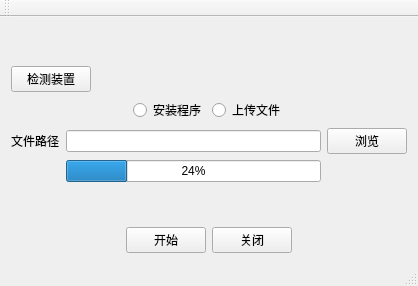
Above: upgrade_tool/adb_tool.ui from shi-jq/LINKS004-YRFID-PC-CPlus before the change. Below: the same form after it.
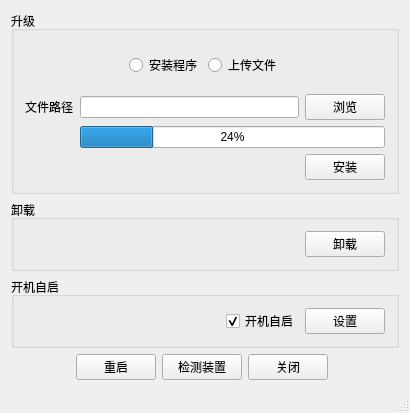
That is the form after the change.

Commit message: 修改固件升级

What changed in the file:
```diff
--- a/upgrade_tool/adb_tool.ui
+++ b/upgrade_tool/adb_tool.ui
@@ -6,29 +6,23 @@
    <rect>
     <x>0</x>
     <y>0</y>
-    <width>418</width>
-    <height>286</height>
+    <width>410</width>
+    <height>355</height>
    </rect>
   </property>
   <property name="windowTitle">
    <string>adb_tool</string>
   </property>
   <widget class="QWidget" name="centralWidget">
-   <layout class="QGridLayout" name="gridLayout_2">
-    <item row="0" column="1">
-     <spacer name="verticalSpacer_2">
-      <property name="orientation">
-       <enum>Qt::Vertical</enum>
-      </property>
-      <property name="sizeHint" stdset="0">
-       <size>
-        <width>20</width>
-        <height>40</height>
-       </size>
-      </property>
-     </spacer>
-    </item>
+   <layout class="QGridLayout" name="gridLayout_5">
     <item row="2" column="0" colspan="2">
+     <widget class="QGroupBox" name="groupBox">
+      <property name="title">
+       <string>升级</string>
+      </property>
+      <layout class="QGridLayout" name="gridLayout_2">
+       <item row="0" column="0">
+        <widget class="QWidget" name="installtypewdg" native="true">
      <layout class="QHBoxLayout" name="horizontalLayout_3">
       <item>
        <spacer name="horizontalSpacer_5">
@@ -71,16 +65,10 @@
        </spacer>
       </item>
      </layout>
-    </item>
-    <item row="3" column="0" colspan="2">
+        </widget>
+       </item>
+       <item row="1" column="0">
      <layout class="QGridLayout" name="gridLayout">
-      <item row="0" column="0">
-       <widget class="QLabel" name="pathtext">
-        <property name="text">
-         <string>文件路径</string>
-        </property>
-       </widget>
-      </item>
       <item row="0" column="1">
        <widget class="QLineEdit" name="pathtEdit"/>
       </item>
@@ -91,7 +79,14 @@
         </property>
        </widget>
       </item>
-      <item row="1" column="1">
+         <item row="0" column="0">
+          <widget class="QLabel" name="pathtext">
+           <property name="text">
+            <string>文件路径</string>
+           </property>
+          </widget>
+         </item>
+         <item row="2" column="1" colspan="2">
        <widget class="QProgressBar" name="progressBar">
         <property name="value">
          <number>24</number>
@@ -100,20 +95,105 @@
       </item>
      </layout>
     </item>
-    <item row="4" column="1">
-     <spacer name="verticalSpacer">
+       <item row="2" column="0">
+        <layout class="QHBoxLayout" name="horizontalLayout_4">
+         <item>
+          <spacer name="horizontalSpacer_3">
       <property name="orientation">
-       <enum>Qt::Vertical</enum>
+            <enum>Qt::Horizontal</enum>
       </property>
       <property name="sizeHint" stdset="0">
        <size>
-        <width>20</width>
-        <height>40</height>
+             <width>40</width>
+             <height>20</height>
        </size>
       </property>
      </spacer>
     </item>
-    <item row="5" column="0" colspan="2">
+         <item>
+          <widget class="QPushButton" name="startButton">
+           <property name="text">
+            <string>安装</string>
+           </property>
+          </widget>
+         </item>
+        </layout>
+       </item>
+      </layout>
+     </widget>
+    </item>
+    <item row="3" column="0" colspan="2">
+     <widget class="QGroupBox" name="groupBox_2">
+      <property name="title">
+       <string>卸载</string>
+      </property>
+      <layout class="QGridLayout" name="gridLayout_3">
+       <item row="0" column="0">
+        <spacer name="horizontalSpacer_6">
+         <property name="orientation">
+          <enum>Qt::Horizontal</enum>
+         </property>
+         <property name="sizeHint" stdset="0">
+          <size>
+           <width>288</width>
+           <height>20</height>
+          </size>
+         </property>
+        </spacer>
+       </item>
+       <item row="0" column="1">
+        <widget class="QPushButton" name="uninstallBtn">
+         <property name="text">
+          <string>卸载</string>
+         </property>
+        </widget>
+       </item>
+      </layout>
+     </widget>
+    </item>
+    <item row="4" column="0" colspan="2">
+     <widget class="QGroupBox" name="groupBox_3">
+      <property name="title">
+       <string>开机自启</string>
+      </property>
+      <layout class="QGridLayout" name="gridLayout_4">
+       <item row="0" column="1">
+        <widget class="QCheckBox" name="bootCkb">
+         <property name="text">
+          <string>开机自启</string>
+         </property>
+         <property name="checked">
+          <bool>true</bool>
+         </property>
+        </widget>
+       </item>
+       <item row="0" column="2">
+        <widget class="QPushButton" name="setbootBtn">
+         <property name="text">
+          <string>设置</string>
+         </property>
+        </widget>
+       </item>
+       <item row="0" column="0">
+        <spacer name="horizontalSpacer_8">
+         <property name="orientation">
+          <enum>Qt::Horizontal</enum>
+         </property>
+         <property name="sizeHint" stdset="0">
+          <size>
+           <width>40</width>
+           <height>20</height>
+          </size>
+         </property>
+        </spacer>
+       </item>
+      </layout>
+     </widget>
+    </item>
+    <item row="0" column="0" colspan="2">
+     <layout class="QHBoxLayout" name="horizontalLayout_2"/>
+    </item>
+    <item row="6" column="0">
      <layout class="QHBoxLayout" name="horizontalLayout">
       <item>
        <spacer name="horizontalSpacer">
@@ -129,9 +209,16 @@
        </spacer>
       </item>
       <item>
-       <widget class="QPushButton" name="startButton">
+       <widget class="QPushButton" name="rebootBtn">
         <property name="text">
-         <string>开始</string>
+         <string>重启</string>
+        </property>
+       </widget>
+      </item>
+      <item>
+       <widget class="QPushButton" name="checkButton">
+        <property name="text">
+         <string>检测装置</string>
         </property>
        </widget>
       </item>
@@ -157,52 +244,33 @@
       </item>
      </layout>
     </item>
-    <item row="1" column="0" colspan="2">
-     <layout class="QHBoxLayout" name="horizontalLayout_2">
-      <item>
-       <widget class="QPushButton" name="checkButton">
-        <property name="text">
-         <string>检测装置</string>
-        </property>
-       </widget>
-      </item>
-      <item>
-       <spacer name="horizontalSpacer_3">
+    <item row="1" column="0">
+     <spacer name="verticalSpacer">
+      <property name="orientation">
+       <enum>Qt::Vertical</enum>
+      </property>
+      <property name="sizeHint" stdset="0">
+       <size>
+        <width>20</width>
+        <height>40</height>
+       </size>
+      </property>
+     </spacer>
+    </item>
+    <item row="5" column="0">
+     <spacer name="verticalSpacer_2">
         <property name="orientation">
-         <enum>Qt::Horizontal</enum>
+       <enum>Qt::Vertical</enum>
         </property>
         <property name="sizeHint" stdset="0">
          <size>
-          <width>40</width>
-          <height>20</height>
+        <width>20</width>
+        <height>40</height>
          </size>
         </property>
        </spacer>
       </item>
      </layout>
-    </item>
-   </layout>
-  </widget>
-  <widget class="QMenuBar" name="menuBar">
-   <property name="geometry">
-    <rect>
-     <x>0</x>
-     <y>0</y>
-     <width>418</width>
-     <height>23</height>
-    </rect>
-   </property>
-  </widget>
-  <widget class="QToolBar" name="mainToolBar">
-   <property name="windowTitle">
-    <string>adb_tool</string>
-   </property>
-   <attribute name="toolBarArea">
-    <enum>TopToolBarArea</enum>
-   </attribute>
-   <attribute name="toolBarBreak">
-    <bool>false</bool>
-   </attribute>
   </widget>
   <widget class="QStatusBar" name="statusBar"/>
  </widget>
```
Lines whose indentation alone changed are shown as unchanged. The commit also changes 6 other files.
